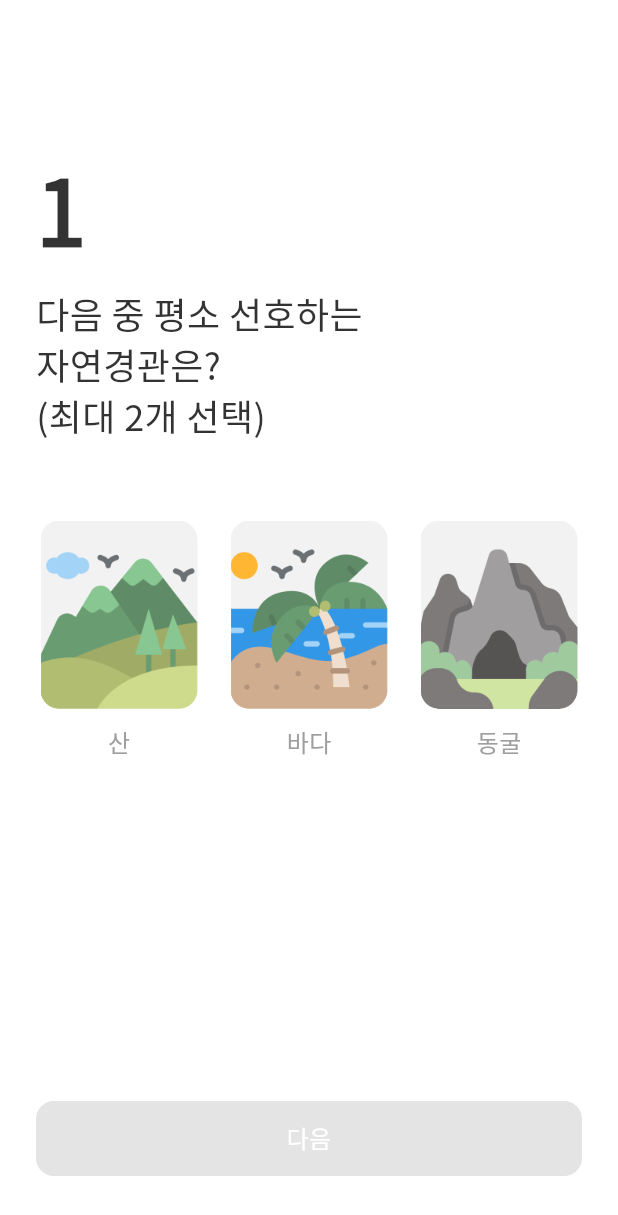
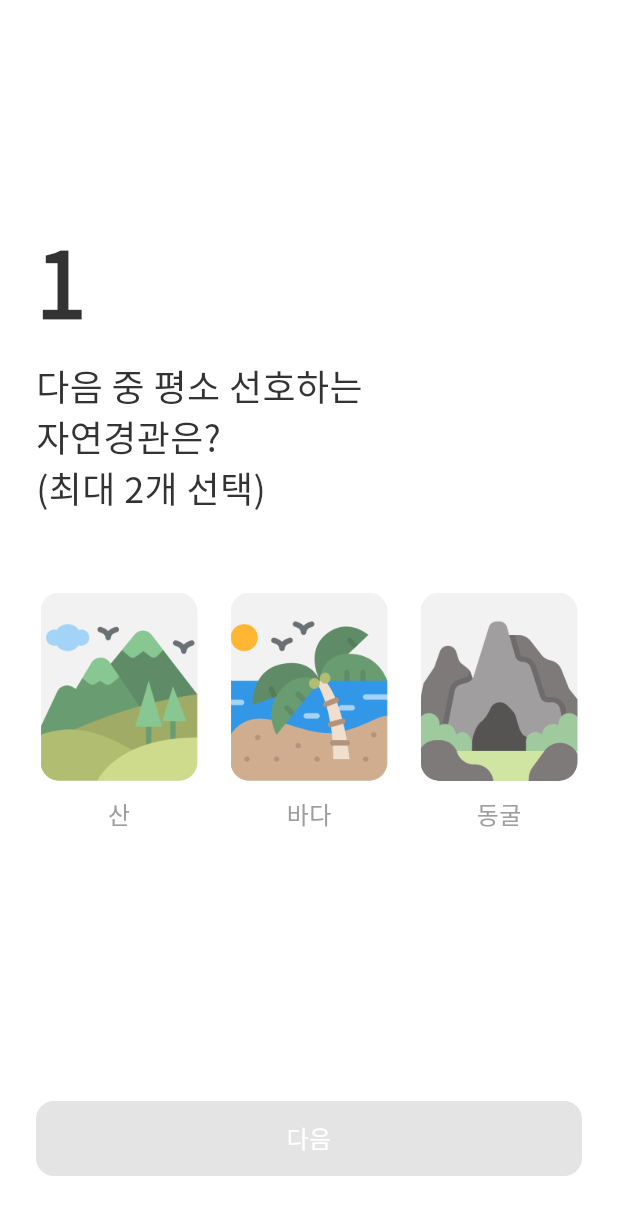
Before and after one commit to Plo-Go/plogo-mobile, a Flutter app: the screen it shows after launch, on a phone screen of 412 x 824 dp. Shown: the top 1215 px of the screen. Run offline on Flutter 3.47's test engine with Material 3 defaults, Android fonts, the phone set to English and light mode, and no system bars; our stand-ins replace dio, flutter_riverpod, flutter_svg, go_router.

Commit message:
[CHORE] 앱 상단 여백 추가(모바일 디바이스용)

```diff
--- a/lib/features/onboarding/screens/onboarding_screen.dart
+++ b/lib/features/onboarding/screens/onboarding_screen.dart
@@ -22,22 +22,28 @@ class _OnboardingScreenState extends ConsumerState<OnboardingScreen> {
     final stepSelections = selected[currentStep];
 
     return Scaffold(
-      appBar: AppBar(
-        automaticallyImplyLeading: currentStep > 0,  // 첫 화면만 back 버튼 숨김
-        elevation: 0,
-        backgroundColor: Colors.white,
-        leading: currentStep > 0
-            ? IconButton(
+      body: Padding(
+        padding: const EdgeInsets.only(top: 48),
+        child: Column(
+          children: [
+            if (currentStep > 0)
+              Container(
+                height: 56,
+                alignment: Alignment.centerLeft,
+                padding: const EdgeInsets.only(left: 8),
+                child: IconButton(
                   icon: const Icon(Icons.arrow_back_ios_new, color: Colors.black),
                   onPressed: () {
                     setState(() {
                       currentStep--;
                     });
                   },
+                ),
               )
-            : null,
-      ),
-      body: Padding(
+            else
+              const SizedBox(height: 56),
+            Expanded(
+              child: Padding(
                 padding: const EdgeInsets.fromLTRB(24, 40, 24, 40),
         child: Column(
           crossAxisAlignment: CrossAxisAlignment.start,
@@ -106,6 +112,10 @@ class _OnboardingScreenState extends ConsumerState<OnboardingScreen> {
                   ],
                 ),
               ),
+            ),
+          ],
+        ),
+      ),
     );
   }
 }
```
Also changed, not shown: lib/features/onboarding/screens/onboarding_complete_screen.dart (+9 -14 lines), lib/layout/app_layout.dart (+6 -4 lines), lib/layout/main_layout.dart (+10 -102 lines), lib/shared/widgets/app_bottom_nav_bar.dart (added, +98 -0 lines). Lines whose indentation alone changed are shown as unchanged.
